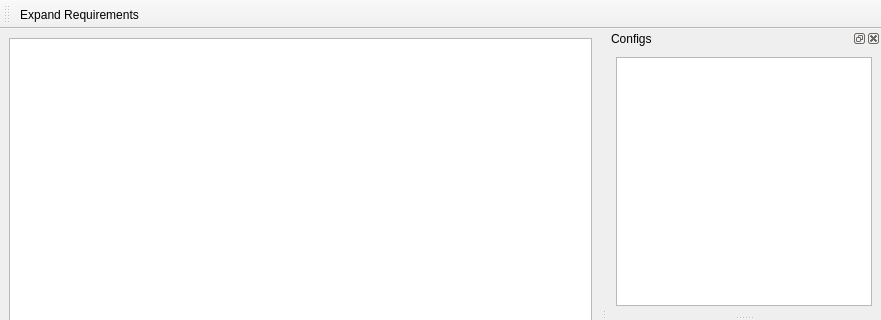
This is pkg_explorer/main.ui in encukou/pkg-explorer as Qt 5 draws it before an edit; both pictures show x 0 to 881 and y 0 to 320 of the 881 by 628 pixel window. The edited form follows.
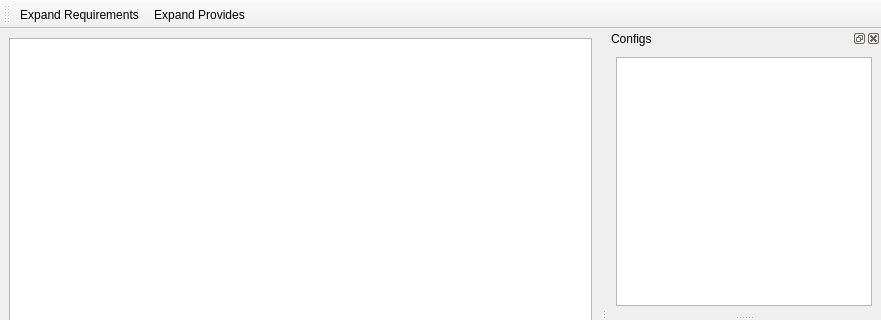
This is the edited form.

Commit message: Add collapsing Provides; Provides+Requires are now on all packages

What changed in the file:
```diff
--- a/pkg_explorer/main.ui
+++ b/pkg_explorer/main.ui
@@ -52,6 +52,7 @@
     <bool>false</bool>
    </attribute>
    <addaction name="actExpandReqs"/>
+   <addaction name="actExpandProvides"/>
   </widget>
   <widget class="QDockWidget" name="dockWidget_2">
    <property name="windowTitle">
@@ -108,6 +109,14 @@
     <string>Expand Requirements</string>
    </property>
   </action>
+  <action name="actExpandProvides">
+   <property name="checkable">
+    <bool>true</bool>
+   </property>
+   <property name="text">
+    <string>Expand Provides</string>
+   </property>
+  </action>
  </widget>
  <resources/>
  <connections/>
```
The commit also changes 4 other files.
